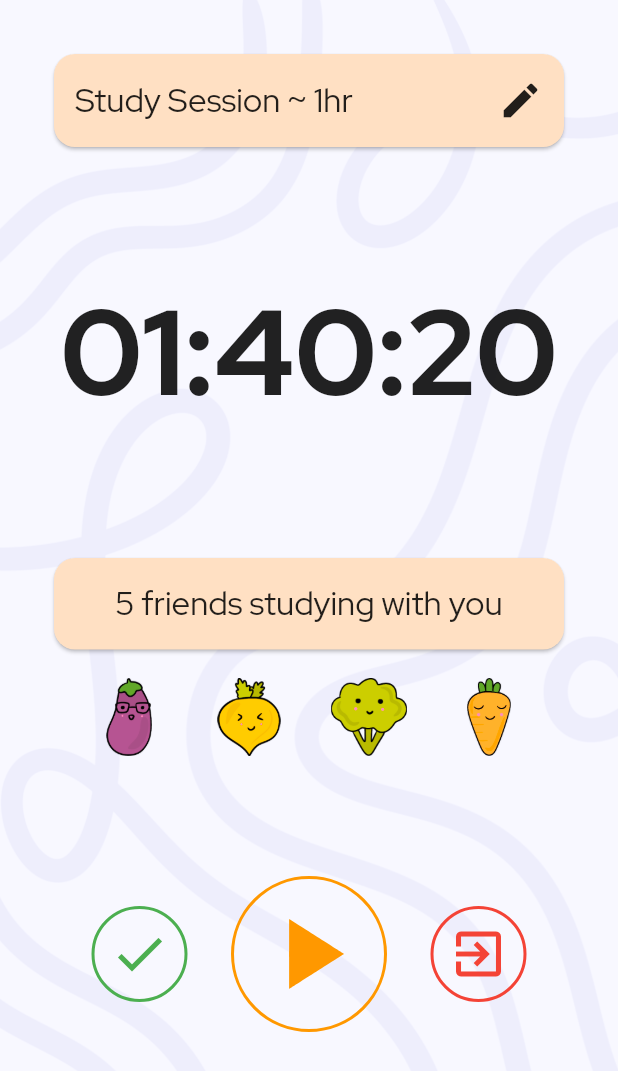
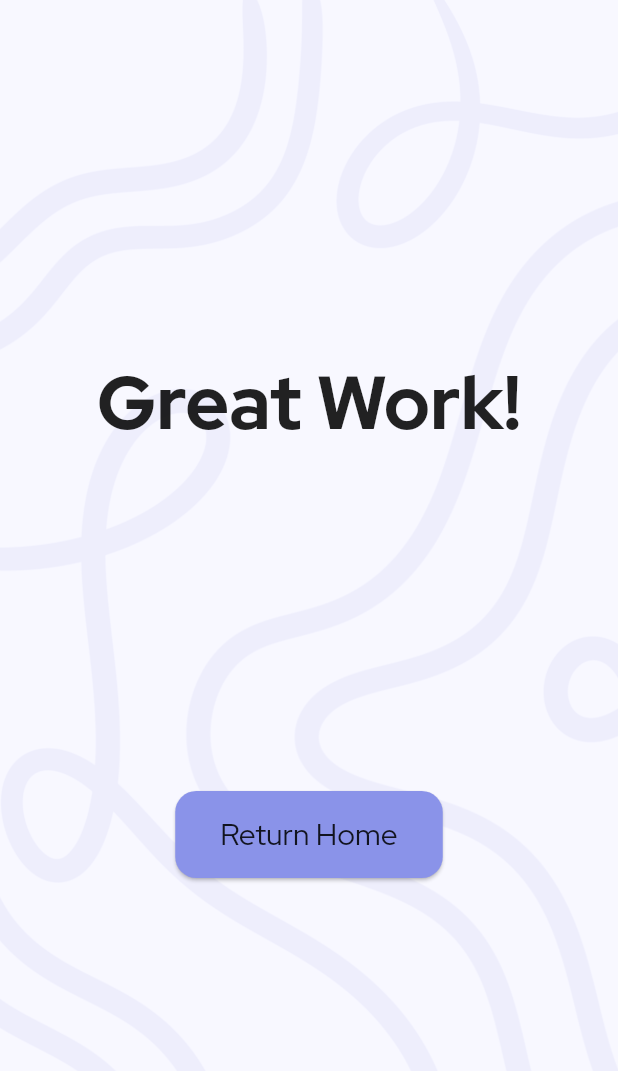
Before and after one commit to simrat39/StudyBuddy, a Flutter app: the TimerPage screen opened directly, after a tap on the "check" icon, on a phone screen of 412 x 824 dp. Shown: the top 1071 px of the screen. Run offline on Flutter 3.47's test engine with Material 2 defaults, Android fonts, the phone set to English and light mode, and no system bars; our stand-ins replace flutter_riverpod.

Commit message:
feat: Add done page

```diff
--- /dev/null
+++ b/lib/done_page/done_page.dart
@@ -0,0 +1,57 @@
+import 'package:flutter/material.dart';
+
+class DonePage extends StatelessWidget {
+  const DonePage({Key? key}) : super(key: key);
+
+  @override
+  Widget build(BuildContext context) {
+    return Scaffold(
+      body: Container(
+        decoration: const BoxDecoration(
+          image: DecorationImage(
+            image: AssetImage("assets/bg.png"),
+            fit: BoxFit.cover,
+          ),
+        ),
+        child: Padding(
+          padding: const EdgeInsets.symmetric(horizontal: 32.0, vertical: 12.0),
+          child: Center(
+            child: Column(
+              mainAxisAlignment: MainAxisAlignment.spaceEvenly,
+              children: [
+                Text(
+                  "Great Work!",
+                  style: Theme.of(context)
+                      .textTheme
+                      .titleLarge
+                      ?.copyWith(fontSize: 50, fontWeight: FontWeight.w700),
+                ),
+                Material(
+                  type: MaterialType.transparency,
+                  child: Card(
+                    color: const Color(0xff8A93E9),
+                    child: InkWell(
+                      borderRadius: BorderRadius.circular(12),
+                      onTap: () {
+                        Navigator.of(context).pop();
+                        Navigator.of(context).pop();
+                      },
+                      child: Container(
+                        padding: const EdgeInsets.symmetric(
+                          horizontal: 30.0,
+                          vertical: 16.0,
+                        ),
+                        child: Text("Return Home",
+                            style: Theme.of(context).textTheme.titleLarge),
+                      ),
+                    ),
+                  ),
+                ),
+              ],
+            ),
+          ),
+        ),
+      ),
+    );
+  }
+}
--- a/lib/timer_page.dart
+++ b/lib/timer_page.dart
@@ -1,4 +1,5 @@
 import 'package:flutter/material.dart';
+import 'package:study_app/done_page/done_page.dart';
 import 'package:study_app/timer_page/buddy_row.dart';
 import 'package:study_app/timer_page/done_button.dart';
 import 'package:study_app/timer_page/play_pause_button.dart';
@@ -100,10 +101,44 @@ class TimerPageState extends State<TimerPage> {
               ),
               Row(
                 mainAxisAlignment: MainAxisAlignment.spaceEvenly,
-                children: const [
-                  DoneButton(),
-                  PlayPauseButton(),
-                  QuitButton(),
+                children: [
+                  DoneButton(onTap: () {
+                    Navigator.of(context).push(
+                      MaterialPageRoute(
+                        builder: (context) => const DonePage(),
+                      ),
+                    );
+                  }),
+                  const PlayPauseButton(),
+                  QuitButton(
+                    onTap: () {
+                      showDialog(
+                        context: context,
+                        builder: (context) => ClipRRect(
+                          borderRadius: BorderRadius.circular(14),
+                          child: AlertDialog(
+                            backgroundColor: Colors.white,
+                            title: const Text("Its sad to see you go!"),
+                            actions: [
+                              TextButton(
+                                onPressed: () {
+                                  Navigator.of(context).pop();
+                                },
+                                child: const Text("Close"),
+                              ),
+                              TextButton(
+                                onPressed: () {
+                                  Navigator.of(context).pop();
+                                  Navigator.of(context).pop();
+                                },
+                                child: const Text("Exit"),
+                              ),
+                            ],
+                          ),
+                        ),
+                      );
+                    },
+                  ),
                 ],
               )
             ],
```
Also changed, not shown: lib/timer_page/done_button.dart (+4 -3 lines), lib/timer_page/quit_button.dart (+4 -3 lines).
